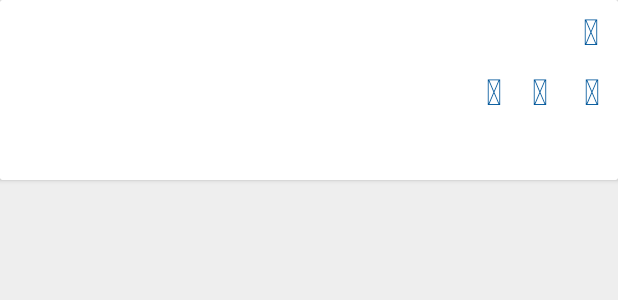
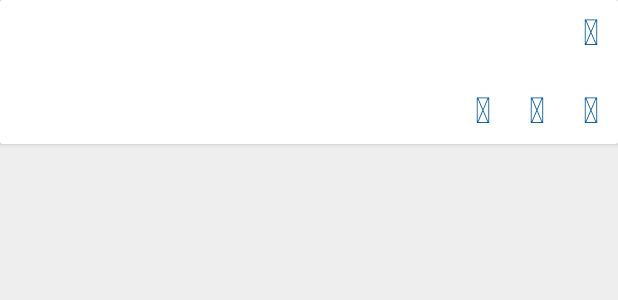
Before and after one commit to hadifar/Flashcard, an Android app: the layout fragment_flashcard_content.xml on its own in the app's theme, with its tools: preview values and no code run, on a phone screen of 412 x 824 dp. Shown: the top 300 px of the screen. Run offline under Robolectric (Android 15) with nearby library versions, the phone set to English and light mode, and no system bars.

Commit message:
flashcard content is fixed.

```diff
--- a/app/src/main/java/net/hadifar/dope/ui/adapter/BaseAdapter.java
+++ b/app/src/main/java/net/hadifar/dope/ui/adapter/BaseAdapter.java
@@ -2,9 +2,6 @@ package net.hadifar.dope.ui.adapter;
 
 
 import android.support.v7.widget.RecyclerView;
-
-import net.hadifar.dope.model.BaseEntity;
-import net.hadifar.dope.utils.ColorGenerator;
 
 /**
  * Created by Amir on 4/17/2016 AD
--- a/app/src/main/java/net/hadifar/dope/ui/adapter/ContentAdapter.java
+++ b/app/src/main/java/net/hadifar/dope/ui/adapter/ContentAdapter.java
@@ -18,7 +18,6 @@ import java.util.List;
  */
 public class ContentAdapter extends FragmentStatePagerAdapter {
 
-    private Fragment fragment;
     private List<FlashCard> items;
 
     public ContentAdapter(FragmentManager fm, int selectedDock) {
@@ -29,7 +28,7 @@ public class ContentAdapter extends FragmentStatePagerAdapter {
     @Override
     public Fragment getItem(int position) {
 
-        fragment = new FragmentFlashCardContent();
+        Fragment fragment = new FragmentFlashCardContent();
         ((FragmentFlashCardContent) fragment).setCard(items.get(position));
         return fragment;
     }
--- a/app/src/main/java/net/hadifar/dope/ui/adapter/ListAdapter.java
+++ b/app/src/main/java/net/hadifar/dope/ui/adapter/ListAdapter.java
@@ -10,12 +10,12 @@ import android.view.animation.DecelerateInterpolator;
 import android.widget.ImageView;
 import android.widget.TextView;
 
+import net.hadifar.dope.R;
+import net.hadifar.dope.model.BaseEntity;
+import net.hadifar.dope.ui.listeners.OnCardClickListener;
 import net.hadifar.dope.ui.widget.TextDrawable;
 import net.hadifar.dope.utils.ColorGenerator;
 import net.hadifar.dope.utils.Utils;
-import net.hadifar.dope.R;
-import net.hadifar.dope.model.BaseEntity;
-import net.hadifar.dope.ui.listeners.OnCardClickListener;
 
 import java.util.List;
 
--- a/app/src/main/java/net/hadifar/dope/ui/adapter/SectionAdapter.java
+++ b/app/src/main/java/net/hadifar/dope/ui/adapter/SectionAdapter.java
@@ -7,7 +7,6 @@ import android.view.LayoutInflater;
 import android.view.View;
 import android.view.ViewGroup;
 import android.widget.TextView;
-
 
 import net.hadifar.dope.R;
 
--- a/app/src/main/res/layout/activity_flashcard_viewer.xml
+++ b/app/src/main/res/layout/activity_flashcard_viewer.xml
@@ -11,7 +11,6 @@
         android:layout_width="match_parent"
         android:layout_height="match_parent"
         android:orientation="vertical"
-        android:fitsSystemWindows="true"
         android:padding="16dp">
 
         <LinearLayout
--- a/app/src/main/res/layout/fragment_flashcard_content.xml
+++ b/app/src/main/res/layout/fragment_flashcard_content.xml
@@ -16,7 +16,7 @@
             android:layout_height="wrap_content"
             android:background="@drawable/card_selector"
             android:clickable="true"
-            android:minHeight="@dimen/material_card_height_120"
+            android:minHeight="@dimen/material_card_height_96"
             android:orientation="vertical">
 
             <TextView
@@ -32,16 +32,16 @@
                 android:id="@+id/txtswitcher_word"
                 android:layout_width="match_parent"
                 android:layout_height="wrap_content"
-                android:layout_marginLeft="@dimen/material_global_margin_8"
-                android:layout_marginRight="@dimen/material_global_margin_8"
                 android:background="@color/transparent"
                 android:gravity="center"
                 android:inAnimation="@android:anim/slide_in_left"
-                android:outAnimation="@android:anim/slide_out_right" />
+                android:outAnimation="@android:anim/slide_out_right"
+                android:padding="8dp" />
 
             <LinearLayout
                 android:layout_width="match_parent"
                 android:layout_height="wrap_content"
+                android:layout_gravity="bottom"
                 android:clickable="true"
                 android:gravity="end"
                 android:minHeight="36dp">
@@ -51,9 +51,10 @@
                     style="@style/IconFont.Large"
                     android:layout_width="wrap_content"
                     android:layout_height="match_parent"
-                    android:layout_marginLeft="4dp"
-                    android:layout_marginRight="4dp"
-                    android:padding="8dp"
+                    android:minHeight="36dp"
+                    android:minWidth="36dp"
+                    android:paddingLeft="8dp"
+                    android:paddingRight="8dp"
                     android:text="@string/icon_attachment_alt"
                     android:textColor="@color/color_primary_dark" />
 
@@ -62,8 +63,10 @@
                     style="@style/IconFont.Large"
                     android:layout_width="wrap_content"
                     android:layout_height="match_parent"
-                    android:layout_marginRight="4dp"
-                    android:padding="8dp"
+                    android:minHeight="36dp"
+                    android:minWidth="36dp"
+                    android:paddingLeft="8dp"
+                    android:paddingRight="8dp"
                     android:text="@string/icon_volume_up"
                     android:textColor="@color/color_primary_dark" />
 
@@ -72,9 +75,9 @@
                     style="@style/IconFont.Large"
                     android:layout_width="wrap_content"
                     android:layout_height="match_parent"
-                    android:layout_marginLeft="4dp"
-                    android:layout_marginRight="4dp"
-                    android:padding="8dp"
+                    android:minHeight="36dp"
+                    android:minWidth="36dp"
+                    android:paddingLeft="8dp"
                     android:text="@string/icon_favorite"
                     android:textColor="@color/color_primary_dark" />
 
--- a/app/src/main/res/values/styles.xml
+++ b/app/src/main/res/values/styles.xml
@@ -71,7 +71,7 @@
 
     <!-- gray -->
     <style name="Textview.Gray">
-        <item name="android:textColor">@color/gray</item>
+        <item name="android:textColor">@color/gray_dark</item>
     </style>
 
     <style name="Textview.Gray.Smaller">
```
Also changed, not shown: app/src/main/java/net/hadifar/dope/ui/activity/BaseActivity.java (+10 -10 lines).
